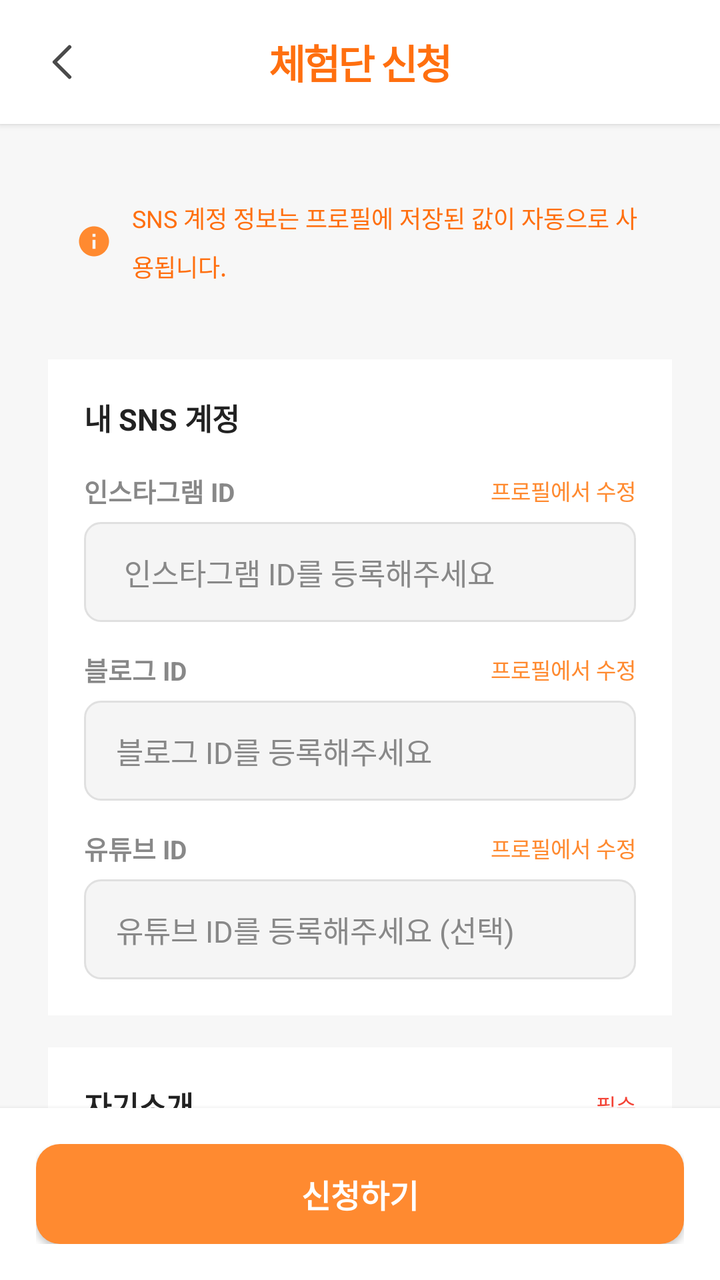
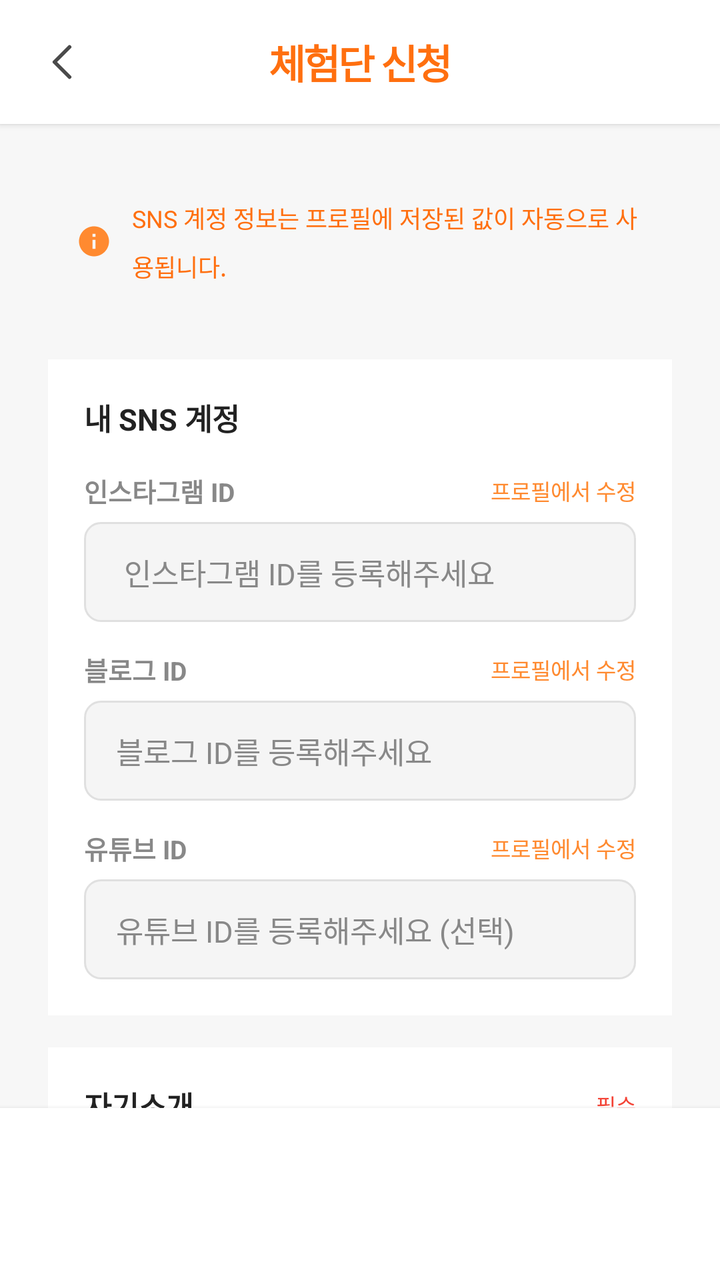

Screens rendered from an Android XML layout before and after an edit, with the pre-edit source and the edit as a unified diff.
<!-- AndroidManifest.xml: application theme Theme.Honbabapp -->
<!-- res/layout/page_campaign_apply.xml -->
<?xml version="1.0" encoding="utf-8"?>
<LinearLayout xmlns:android="http://schemas.android.com/apk/res/android"
    xmlns:app="http://schemas.android.com/apk/res-auto"
    android:layout_width="match_parent"
    android:layout_height="match_parent"
    android:orientation="vertical"
    android:background="@color/bg_200">

    
    <LinearLayout
        android:layout_width="match_parent"
        android:layout_height="wrap_content"
        android:orientation="horizontal"
        android:gravity="center_vertical"
        android:padding="16dp"
        android:background="@color/bg_100"
        android:elevation="2dp">

        <ImageButton
            android:id="@+id/btn_back"
            android:layout_width="30dp"
            android:layout_height="30dp"
            android:src="@drawable/ic_arrow_back"
            android:scaleType="centerCrop"
            android:background="@color/white"
            android:layout_marginEnd="12dp" />

        <TextView
            android:layout_width="0dp"
            android:layout_height="wrap_content"
            android:layout_weight="1"
            android:text="체험단 신청"
            android:textColor="@color/primary_200"
            android:textSize="20sp"
            android:textStyle="bold"
            android:gravity="center"
            android:letterSpacing="-0.05"
            android:layout_marginEnd="42dp" />

    </LinearLayout>

    <ScrollView
        android:layout_width="match_parent"
        android:layout_height="0dp"
        android:layout_weight="1"
        android:scrollbars="none">

        <LinearLayout
            android:layout_width="match_parent"
            android:layout_height="wrap_content"
            android:orientation="vertical"
            android:padding="24dp">

            
            <LinearLayout
                android:layout_width="match_parent"
                android:layout_height="wrap_content"
                android:orientation="horizontal"
                android:gravity="center_vertical"
                android:padding="14dp"
                android:layout_marginBottom="24dp">

                <ImageView
                    android:layout_width="18dp"
                    android:layout_height="18dp"
                    android:src="@drawable/ic_info"
                    android:layout_marginEnd="10dp" />

                <TextView
                    android:layout_width="0dp"
                    android:layout_height="wrap_content"
                    android:layout_weight="1"
                    android:text="SNS 계정 정보는 프로필에 저장된 값이 자동으로 사용됩니다."
                    android:textColor="@color/primary_200"
                    android:textSize="12sp"
                    android:lineSpacingMultiplier="1.4" />

            </LinearLayout>

            
            <LinearLayout
                android:layout_width="match_parent"
                android:layout_height="wrap_content"
                android:orientation="vertical"
                android:background="@color/bg_100"
                android:padding="18dp"
                android:layout_marginBottom="16dp">

                <TextView
                    android:layout_width="wrap_content"
                    android:layout_height="wrap_content"
                    android:text="내 SNS 계정"
                    android:textColor="@color/text_100"
                    android:textSize="15sp"
                    android:textStyle="bold"
                    android:layout_marginBottom="16dp" />

                
                <LinearLayout
                    android:layout_width="match_parent"
                    android:layout_height="wrap_content"
                    android:orientation="vertical"
                    android:layout_marginBottom="14dp">

                    <LinearLayout
                        android:layout_width="match_parent"
                        android:layout_height="wrap_content"
                        android:orientation="horizontal"
                        android:gravity="center_vertical"
                        android:layout_marginBottom="6dp">

                        <TextView
                            android:layout_width="0dp"
                            android:layout_height="wrap_content"
                            android:layout_weight="1"
                            android:text="인스타그램 ID"
                            android:textColor="@color/text_200"
                            android:textSize="13sp"
                            android:textStyle="bold" />

                        <TextView
                            android:id="@+id/tv_instagram_edit_hint"
                            android:layout_width="wrap_content"
                            android:layout_height="wrap_content"
                            android:text="프로필에서 수정"
                            android:textColor="@color/primary_100"
                            android:textSize="11sp" />

                    </LinearLayout>

                    <LinearLayout
                        android:layout_width="match_parent"
                        android:layout_height="50dp"
                        android:orientation="horizontal"
                        android:gravity="center_vertical"
                        android:background="@drawable/edittext_readonly_background"
                        android:paddingHorizontal="16dp">

                        <TextView
                            android:layout_width="wrap_content"
                            android:layout_height="wrap_content"
                            android:text=""
                            android:textColor="@color/text_200"
                            android:textSize="15sp"
                            android:layout_marginEnd="4dp" />

                        <TextView
                            android:id="@+id/tv_instagram_id"
                            android:layout_width="0dp"
                            android:layout_height="wrap_content"
                            android:layout_weight="1"
                            android:text="인스타그램 ID를 등록해주세요"
                            android:textColor="@color/text_200"
                            android:textSize="15sp" />

                    </LinearLayout>

                </LinearLayout>

                
                <LinearLayout
                    android:layout_width="match_parent"
                    android:layout_height="wrap_content"
                    android:orientation="vertical"
                    android:layout_marginBottom="14dp">

                    <LinearLayout
                        android:layout_width="match_parent"
                        android:layout_height="wrap_content"
                        android:orientation="horizontal"
                        android:gravity="center_vertical"
                        android:layout_marginBottom="6dp">

                        <TextView
                            android:layout_width="0dp"
                            android:layout_height="wrap_content"
                            android:layout_weight="1"
                            android:text="블로그 ID"
                            android:textColor="@color/text_200"
                            android:textSize="13sp"
                            android:textStyle="bold" />

                        <TextView
                            android:id="@+id/tv_blog_edit_hint"
                            android:layout_width="wrap_content"
                            android:layout_height="wrap_content"
                            android:text="프로필에서 수정"
                            android:textColor="@color/primary_100"
                            android:textSize="11sp" />

                    </LinearLayout>

                    <LinearLayout
                        android:layout_width="match_parent"
                        android:layout_height="50dp"
                        android:orientation="horizontal"
                        android:gravity="center_vertical"
                        android:background="@drawable/edittext_readonly_background"
                        android:paddingHorizontal="16dp">

                        <TextView
                            android:id="@+id/tv_blog_id"
                            android:layout_width="match_parent"
                            android:layout_height="wrap_content"
                            android:text="블로그 ID를 등록해주세요"
                            android:textColor="@color/text_200"
                            android:textSize="15sp" />

                    </LinearLayout>

                </LinearLayout>

                
                <LinearLayout
                    android:layout_width="match_parent"
                    android:layout_height="wrap_content"
                    android:orientation="vertical">

                    <LinearLayout
                        android:layout_width="match_parent"
                        android:layout_height="wrap_content"
                        android:orientation="horizontal"
                        android:gravity="center_vertical"
                        android:layout_marginBottom="6dp">

                        <TextView
                            android:layout_width="0dp"
                            android:layout_height="wrap_content"
                            android:layout_weight="1"
                            android:text="유튜브 ID"
                            android:textColor="@color/text_200"
                            android:textSize="13sp"
                            android:textStyle="bold" />

                        <TextView
                            android:id="@+id/tv_youtube_edit_hint"
                            android:layout_width="wrap_content"
                            android:layout_height="wrap_content"
                            android:text="프로필에서 수정"
                            android:textColor="@color/primary_100"
                            android:textSize="11sp" />

                    </LinearLayout>

                    <LinearLayout
                        android:layout_width="match_parent"
                        android:layout_height="50dp"
                        android:orientation="horizontal"
                        android:gravity="center_vertical"
                        android:background="@drawable/edittext_readonly_background"
                        android:paddingHorizontal="16dp">

                        <TextView
                            android:id="@+id/tv_youtube_id"
                            android:layout_width="match_parent"
                            android:layout_height="wrap_content"
                            android:text="유튜브 ID를 등록해주세요 (선택)"
                            android:textColor="@color/text_200"
                            android:textSize="15sp" />

                    </LinearLayout>

                </LinearLayout>

            </LinearLayout>

            
            <LinearLayout
                android:layout_width="match_parent"
                android:layout_height="wrap_content"
                android:orientation="vertical"
                android:background="@color/bg_100"
                android:padding="18dp"
                android:layout_marginBottom="16dp">

                <LinearLayout
                    android:layout_width="match_parent"
                    android:layout_height="wrap_content"
                    android:orientation="horizontal"
                    android:gravity="center_vertical"
                    android:layout_marginBottom="8dp">

                    <TextView
                        android:layout_width="0dp"
                        android:layout_height="wrap_content"
                        android:layout_weight="1"
                        android:text="자기소개"
                        android:textColor="@color/text_100"
                        android:textSize="15sp"
                        android:textStyle="bold" />

                    <TextView
                        android:layout_width="wrap_content"
                        android:layout_height="wrap_content"
                        android:text="필수"
                        android:textColor="@color/error_red"
                        android:textSize="11sp" />

                </LinearLayout>

                <TextView
                    android:layout_width="match_parent"
                    android:layout_height="wrap_content"
                    android:text="SNS 채널의 특징, 팔로워 수, 활동 내용 등을 간략히 소개해 주세요."
                    android:textColor="@color/text_200"
                    android:textSize="12sp"
                    android:lineSpacingMultiplier="1.4"
                    android:layout_marginBottom="12dp" />

                <EditText
                    android:id="@+id/et_applicant_intro"
                    android:layout_width="match_parent"
                    android:layout_height="120dp"
                    android:background="@drawable/edittext_background"
                    android:gravity="top"
                    android:hint="예: 음식 전문 인스타 운영 중, 팔로워 2,000명, 월 5회 이상 포스팅합니다."
                    android:inputType="textMultiLine"
                    android:maxLength="500"
                    android:paddingHorizontal="16dp"
                    android:paddingVertical="12dp"
                    android:textColor="@color/text_100"
                    android:textColorHint="@color/text_200"
                    android:textSize="15sp" />

                <TextView
                    android:id="@+id/tv_intro_char_count"
                    android:layout_width="match_parent"
                    android:layout_height="wrap_content"
                    android:text="0 / 500"
                    android:textColor="@color/text_200"
                    android:textSize="11sp"
                    android:gravity="end"
                    android:layout_marginTop="4dp" />

            </LinearLayout>

            
            <LinearLayout
                android:layout_width="match_parent"
                android:layout_height="wrap_content"
                android:orientation="vertical"
                android:background="@color/bg_100"
                android:padding="18dp"
                android:layout_marginBottom="8dp">

                <TextView
                    android:layout_width="wrap_content"
                    android:layout_height="wrap_content"
                    android:text="신청 안내"
                    android:textColor="@color/text_100"
                    android:textSize="14sp"
                    android:textStyle="bold"
                    android:layout_marginBottom="10dp" />

                <LinearLayout
                    android:layout_width="match_parent"
                    android:layout_height="wrap_content"
                    android:orientation="horizontal"
                    android:layout_marginBottom="6dp">

                    <View
                        android:layout_width="4dp"
                        android:layout_height="4dp"
                        android:background="@color/text_200"
                        android:layout_marginTop="8dp"
                        android:layout_marginEnd="8dp" />

                    <TextView
                        android:layout_width="0dp"
                        android:layout_height="wrap_content"
                        android:layout_weight="1"
                        android:text="신청 후 호스트의 승인이 있어야 체험단 참여가 확정됩니다."
                        android:textColor="@color/text_200"
                        android:textSize="13sp"
                        android:lineSpacingMultiplier="1.4" />

                </LinearLayout>

                <LinearLayout
                    android:layout_width="match_parent"
                    android:layout_height="wrap_content"
                    android:orientation="horizontal"
                    android:layout_marginBottom="6dp">

                    <View
                        android:layout_width="4dp"
                        android:layout_height="4dp"
                        android:background="@color/text_200"
                        android:layout_marginTop="8dp"
                        android:layout_marginEnd="8dp" />

                    <TextView
                        android:layout_width="0dp"
                        android:layout_height="wrap_content"
                        android:layout_weight="1"
                        android:text="호스트와 1:1 채팅으로 일정 및 방문 방식을 협의할 수 있습니다."
                        android:textColor="@color/text_200"
                        android:textSize="13sp"
                        android:lineSpacingMultiplier="1.4" />

                </LinearLayout>

                <LinearLayout
                    android:layout_width="match_parent"
                    android:layout_height="wrap_content"
                    android:orientation="horizontal">

                    <View
                        android:layout_width="4dp"
                        android:layout_height="4dp"
                        android:background="@color/text_200"
                        android:layout_marginTop="8dp"
                        android:layout_marginEnd="8dp" />

                    <TextView
                        android:layout_width="0dp"
                        android:layout_height="wrap_content"
                        android:layout_weight="1"
                        android:text="SNS 계정이 없다면 프로필에서 먼저 등록해 주세요."
                        android:textColor="@color/text_200"
                        android:textSize="13sp"
                        android:lineSpacingMultiplier="1.4" />

                </LinearLayout>

            </LinearLayout>

        </LinearLayout>

    </ScrollView>

    
    <LinearLayout
        android:layout_width="match_parent"
        android:layout_height="wrap_content"
        android:background="@color/bg_100"
        android:padding="18dp"
        android:elevation="4dp">

        <Button
            android:id="@+id/btn_submit_apply"
            android:layout_width="match_parent"
            android:layout_height="50dp"
            android:text="신청하기"
            android:textColor="@color/white"
            android:textSize="16sp"
            android:textStyle="bold"
            android:background="@drawable/button_primary_background"
            android:elevation="2dp"
            app:backgroundTint="@null" />

    </LinearLayout>

</LinearLayout>
<!-- resources referenced by this layout -->
<resources>
  <color name="bg_100">#FFFFFF</color>
  <color name="bg_200">#F7F7F7</color>
  <color name="error_red">#F44336</color>
  <color name="primary_100">#FF8A30</color>
  <color name="primary_200">#FF6F0F</color>
  <color name="text_100">#222222</color>
  <color name="text_200">#888888</color>
  <color name="white">#FFFFFFFF</color>
  <!-- drawable button_primary_background (drawable) -->
  <?xml version="1.0" encoding="utf-8"?>
  <shape xmlns:android="http://schemas.android.com/apk/res/android">
      <solid android:color="@color/primary_100" />
      <corners android:radius="12dp" />
  </shape>
  <!-- drawable edittext_background (drawable) -->
  <?xml version="1.0" encoding="utf-8"?>
  <selector xmlns:android="http://schemas.android.com/apk/res/android">
  
  
      <item android:state_focused="true">
          <shape android:shape="rectangle">
              <solid android:color="@color/bg_100"/>
              <corners android:radius="10dp"/>
              <stroke
                  android:width="2dp"
                  android:color="@color/primary_100"/>
          </shape>
      </item>
  
  
      <item>
          <shape android:shape="rectangle">
              <solid android:color="@color/bg_100"/>
              <corners android:radius="10dp"/>
              <stroke
                  android:width="1dp"
                  android:color="@color/border_100"/>
          </shape>
      </item>
  
  </selector>
  <!-- drawable edittext_readonly_background (drawable) -->
  <?xml version="1.0" encoding="utf-8"?>
  <shape xmlns:android="http://schemas.android.com/apk/res/android"
      android:shape="rectangle">
      <solid android:color="#F5F5F5" />
      <corners android:radius="8dp" />
      <stroke android:width="1dp" android:color="#E0E0E0" />
  </shape>
  <!-- drawable ic_arrow_back (drawable) -->
  <vector xmlns:android="http://schemas.android.com/apk/res/android"
      android:width="24dp"
      android:height="24dp"
      android:viewportWidth="24"
      android:viewportHeight="24">
  
    <path
        android:pathData="M15,18L9,12L15,6"
        android:strokeColor="#4A4A4A"
        android:strokeWidth="1.5"
        android:strokeLineCap="round"
        android:strokeLineJoin="round"
        android:fillColor="@android:color/transparent"/>
  </vector>
  <!-- drawable ic_info (drawable) -->
  <?xml version="1.0" encoding="utf-8"?>
  <vector xmlns:android="http://schemas.android.com/apk/res/android"
      android:width="18dp"
      android:height="18dp"
      android:viewportWidth="24"
      android:viewportHeight="24">
      <path
          android:fillColor="#FF8A30"
          android:pathData="M12,2C6.48,2 2,6.48 2,12s4.48,10 10,10 10,-4.48 10,-10S17.52,2 12,2zM13,17h-2v-6h2v6zM13,9h-2V7h2v2z"/>
  </vector>
  <style name="Theme.Honbabapp" parent="Base.Theme.Honbabapp">
          <item name="android:windowIsTranslucent">true</item>
      </style>
  <color name="border_100">#E0E0E0</color>
  <color name="accent_100">#00C7AE</color>
  <color name="accent_200">#2B2B2B</color>
  <!-- unchanged entries left out for length: 1 -->
</resources>

<!-- the commit's change to res/layout/page_campaign_apply.xml (unified diff, before → after) -->
@@ -439,15 +439,12 @@
 
         <Button
             android:id="@+id/btn_submit_apply"
+            style="@style/Widget.Honbab.Button.Primary"
             android:layout_width="match_parent"
             android:layout_height="50dp"
             android:text="신청하기"
-            android:textColor="@color/white"
             android:textSize="16sp"
-            android:textStyle="bold"
-            android:background="@drawable/button_primary_background"
-            android:elevation="2dp"
-            app:backgroundTint="@null" />
+            android:elevation="2dp" />
 
     </LinearLayout>
 
<!-- resource entries referenced after the edit -->
@@ -8,12 +8,6 @@
   <color name="text_100">#222222</color>
   <color name="text_200">#888888</color>
   <color name="white">#FFFFFFFF</color>
-  <!-- drawable button_primary_background (drawable) -->
-  <?xml version="1.0" encoding="utf-8"?>
-  <shape xmlns:android="http://schemas.android.com/apk/res/android">
-      <solid android:color="@color/primary_100" />
-      <corners android:radius="12dp" />
-  </shape>
   <!-- drawable edittext_background (drawable) -->
   <?xml version="1.0" encoding="utf-8"?>
   <selector xmlns:android="http://schemas.android.com/apk/res/android">
@@ -75,10 +69,24 @@
           android:fillColor="#FF8A30"
           android:pathData="M12,2C6.48,2 2,6.48 2,12s4.48,10 10,10 10,-4.48 10,-10S17.52,2 12,2zM13,17h-2v-6h2v6zM13,9h-2V7h2v2z"/>
   </vector>
+  <style name="Widget.Honbab.Button.Primary" parent="Widget.Honbab.Button">
+          <item name="android:textColor">@color/white</item>
+          <item name="backgroundTint">@color/primary_button_bg</item>
+      </style>
   <style name="Theme.Honbabapp" parent="Base.Theme.Honbabapp">
           <item name="android:windowIsTranslucent">true</item>
       </style>
   <color name="border_100">#E0E0E0</color>
+  <style name="Widget.Honbab.Button" parent="Widget.Material3.Button">
+          <item name="android:layout_height">50dp</item>
+          <item name="android:textSize">16sp</item>
+          <item name="android:textStyle">bold</item>
+          <item name="android:letterSpacing">-0.02</item>
+          <item name="cornerRadius">12dp</item>
+          <item name="elevation">0dp</item>
+          <item name="android:insetTop">0dp</item>
+          <item name="android:insetBottom">0dp</item>
+      </style>
   <color name="accent_100">#00C7AE</color>
   <color name="accent_200">#2B2B2B</color>
   <!-- unchanged entries left out for length: 1 -->
